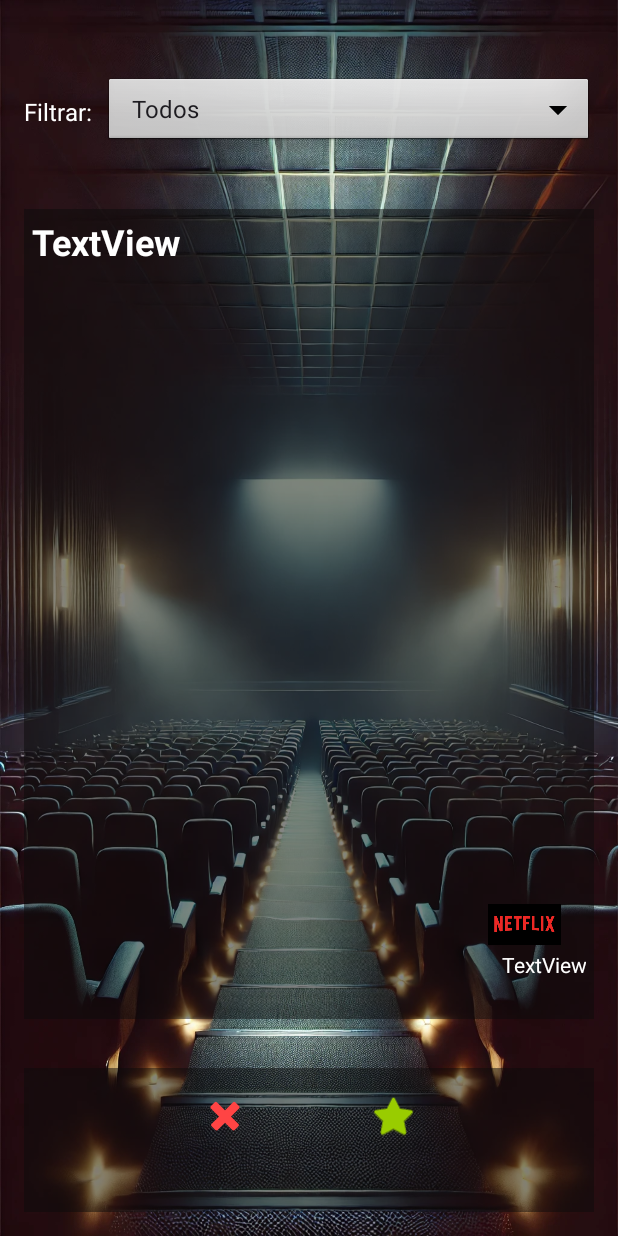
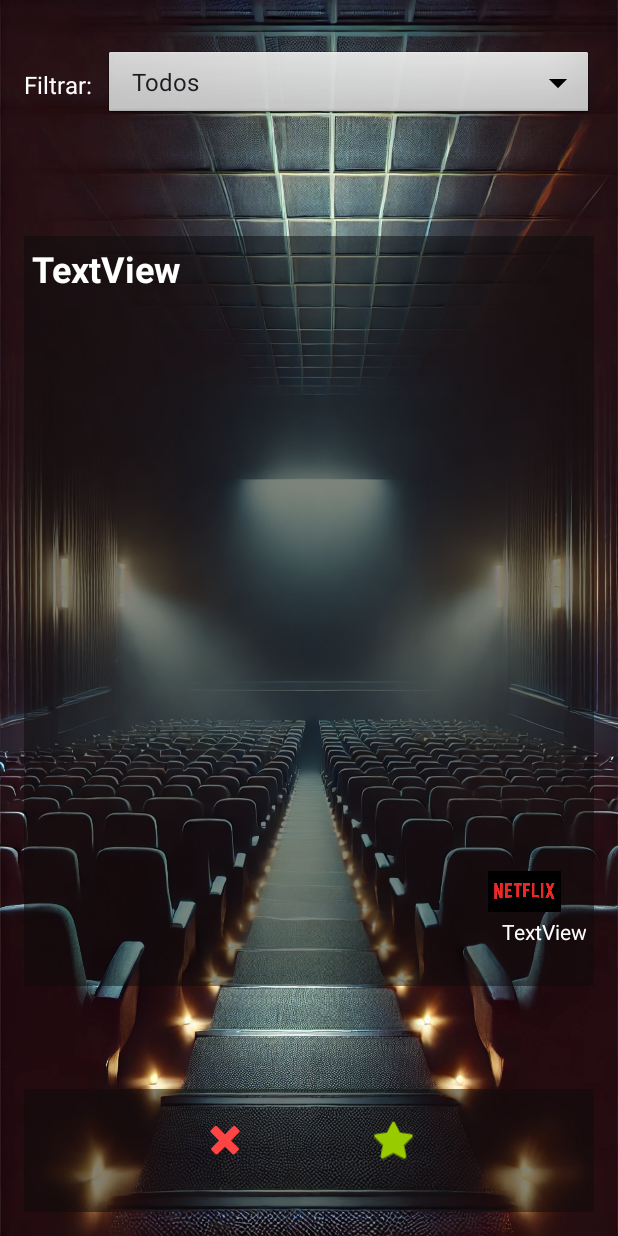
Before and after one commit to josePinillaRos/Filmatcher, an Android app: the PlayMatchActivity screen opened directly, with no data from a screen before it, on a phone screen of 412 x 824 dp. Run offline under Robolectric (Android 15) with nearby library versions, the phone set to English and light mode, and no system bars; our stand-ins replace Firebase (no records; nobody signed in at launch, a user with empty details on screens opened directly), Room's generated code; pictures from the network do not load; 1 statement that could not run was skipped.

Commit message:
Refresh para borrar bbdd local eliminina peliculas de firebase y desactivar giroscopio

```diff
--- a/Filmatcher_v2/app/src/main/java/com/josepinilla/proyectofinal/filmatcher/data/LocalDataSource.kt
+++ b/Filmatcher_v2/app/src/main/java/com/josepinilla/proyectofinal/filmatcher/data/LocalDataSource.kt
@@ -19,4 +19,8 @@ class LocalDataSource(private val watchedMoviesDao: WatchedMoviesDao) {
     suspend fun getWatchedMoviesById(id: Int, providerId: Int, userName: String): List<Result> {
         return watchedMoviesDao.getWatchedMoviesById(id, providerId, userName)
     }
+
+    suspend fun resetMoviesByUser(username: String, providerId: Int) {
+        watchedMoviesDao.resetMoviesByUser(username, providerId)
+    }
 }
--- a/Filmatcher_v2/app/src/main/java/com/josepinilla/proyectofinal/filmatcher/data/WatchedMoviesRoomDB.kt
+++ b/Filmatcher_v2/app/src/main/java/com/josepinilla/proyectofinal/filmatcher/data/WatchedMoviesRoomDB.kt
@@ -32,4 +32,7 @@ interface WatchedMoviesDao {
      */
     @Query("SELECT * FROM watched_movies WHERE id = :id AND providerId = :providerId AND userName = :userName")
     suspend fun getWatchedMoviesById(id: Int, providerId: Int, userName: String): List<Result>
+
+    @Query("DELETE FROM watched_movies WHERE userName = :username AND providerId = :providerId")
+    suspend fun resetMoviesByUser(username: String, providerId: Int)
 }
--- a/Filmatcher_v2/app/src/main/java/com/josepinilla/proyectofinal/filmatcher/ui/login/LoginActivity.kt
+++ b/Filmatcher_v2/app/src/main/java/com/josepinilla/proyectofinal/filmatcher/ui/login/LoginActivity.kt
@@ -1,6 +1,7 @@
 package com.josepinilla.proyectofinal.filmatcher.ui.login
 
 import android.content.Intent
+import android.content.pm.ActivityInfo
 import android.os.Bundle
 import android.widget.Toast
 import androidx.appcompat.app.AppCompatActivity
@@ -34,6 +35,8 @@ class LoginActivity : AppCompatActivity() {
         binding.btnRegister.setOnClickListener {
             startActivity(Intent(this, RegisterActivity::class.java))
         }
+
+        requestedOrientation = ActivityInfo.SCREEN_ORIENTATION_NOSENSOR
     }
 
     private fun checkUserSession() {
--- a/Filmatcher_v2/app/src/main/java/com/josepinilla/proyectofinal/filmatcher/ui/main/MainActivity.kt
+++ b/Filmatcher_v2/app/src/main/java/com/josepinilla/proyectofinal/filmatcher/ui/main/MainActivity.kt
@@ -1,6 +1,7 @@
 package com.josepinilla.proyectofinal.filmatcher.ui.main
 
 import android.content.Intent
+import android.content.pm.ActivityInfo
 import android.os.Bundle
 import android.util.Log
 import android.view.Menu
@@ -38,12 +39,15 @@ class MainActivity : AppCompatActivity() {
         setContentView(binding.root)
 
         setSupportActionBar(binding.toolbar)
+        supportActionBar?.subtitle = getString(R.string.txt_username, currentUsername)
 
         ViewCompat.setOnApplyWindowInsetsListener(binding.root) { v, insets ->
             val systemBars = insets.getInsets(WindowInsetsCompat.Type.systemBars())
             v.setPadding(systemBars.left, systemBars.top, systemBars.right, systemBars.bottom)
             insets
         }
+
+        requestedOrientation = ActivityInfo.SCREEN_ORIENTATION_NOSENSOR
 
         // Mapeo de proveedores con sus IDs
         val providerMap = mapOf(
--- a/Filmatcher_v2/app/src/main/java/com/josepinilla/proyectofinal/filmatcher/ui/register/RegisterActivity.kt
+++ b/Filmatcher_v2/app/src/main/java/com/josepinilla/proyectofinal/filmatcher/ui/register/RegisterActivity.kt
@@ -1,6 +1,7 @@
 package com.josepinilla.proyectofinal.filmatcher.ui.register
 
 import android.content.Intent
+import android.content.pm.ActivityInfo
 import android.os.Bundle
 import android.widget.Toast
 import androidx.appcompat.app.AppCompatActivity
@@ -30,6 +31,8 @@ class RegisterActivity : AppCompatActivity() {
             startActivity(Intent(this, LoginActivity::class.java))
             finish()
         }
+
+        requestedOrientation = ActivityInfo.SCREEN_ORIENTATION_NOSENSOR
     }
 
     private fun registerUser() {
--- a/Filmatcher_v2/app/src/main/res/layout/activity_main.xml
+++ b/Filmatcher_v2/app/src/main/res/layout/activity_main.xml
@@ -22,6 +22,7 @@
             app:menu="@menu/menu_main"
             app:popupTheme="@style/CustomPopupMenu"
             app:title="@string/app_name"
+            app:subtitle="@string/txt_username"
             app:titleTextColor="@color/md_theme_inverseOnSurface_highContrast" />
     </com.google.android.material.appbar.AppBarLayout>
 
--- a/Filmatcher_v2/app/src/main/res/layout/activity_play_match.xml
+++ b/Filmatcher_v2/app/src/main/res/layout/activity_play_match.xml
@@ -1,38 +1,47 @@
-<?xml version="1.0" encoding="utf-8"?>
 <androidx.coordinatorlayout.widget.CoordinatorLayout
     xmlns:android="http://schemas.android.com/apk/res/android"
     xmlns:app="http://schemas.android.com/apk/res-auto"
     xmlns:tools="http://schemas.android.com/tools"
-
     android:layout_width="match_parent"
     android:layout_height="match_parent"
     android:background="@drawable/cine"
     android:fitsSystemWindows="true"
-    android:paddingTop="50dp"
     tools:context=".ui.playmatch.PlayMatchActivity">
+
+    <!-- SwipeRefreshLayout para actualizar el contenido -->
+    <androidx.swiperefreshlayout.widget.SwipeRefreshLayout
+        android:id="@+id/swipeRefresh"
+        android:layout_width="match_parent"
+        android:layout_height="match_parent"
+        android:layout_gravity="top"
+        android:clipToPadding="false">
+
+        <!-- FrameLayout para manejar el padding correctamente -->
+        <FrameLayout
+            android:layout_width="match_parent"
+            android:layout_height="match_parent"
+            android:padding="16dp"
+            android:paddingTop="0dp">
 
             <androidx.constraintlayout.widget.ConstraintLayout
                 android:layout_width="match_parent"
                 android:layout_height="match_parent"
-        android:layout_marginStart="16dp"
-        android:layout_marginEnd="16dp"
-        android:fitsSystemWindows="true"
-        android:padding="16dp"
+                android:layout_gravity="bottom"
                 app:layout_behavior="@string/appbar_scrolling_view_behavior">
 
-        <!-- Contenedor para el TextView y el Spinner en la misma línea -->
+                <!-- Contenedor para el TextView y el Spinner -->
                 <LinearLayout
                     android:id="@+id/filter_container"
                     android:layout_width="match_parent"
                     android:layout_height="wrap_content"
                     android:gravity="center_vertical"
                     android:orientation="horizontal"
+                    android:paddingTop="16dp"
                     android:paddingBottom="8dp"
-            app:layout_constraintTop_toTopOf="parent"
+                    app:layout_constraintEnd_toEndOf="parent"
                     app:layout_constraintStart_toStartOf="parent"
-            app:layout_constraintEnd_toEndOf="parent">
+                    app:layout_constraintTop_toTopOf="parent">
 
-            <!-- Label para el filtro -->
                     <TextView
                         android:id="@+id/tvFilter"
                         android:layout_width="wrap_content"
@@ -42,13 +51,13 @@
                         android:textColor="@android:color/white"
                         android:textSize="16sp" />
 
-            <!-- Spinner para seleccionar género -->
                     <Spinner
                         android:id="@+id/spinnerFilter"
                         android:layout_width="0dp"
                         android:layout_height="wrap_content"
                         android:layout_weight="1"
-                android:background="@android:drawable/btn_dropdown" />
+                        android:background="@android:drawable/btn_dropdown"
+                        android:paddingRight="8dp" />
                 </LinearLayout>
 
                 <!-- Contenedor de la película -->
@@ -57,28 +66,27 @@
                     layout="@layout/item_film"
                     android:layout_width="match_parent"
                     android:layout_height="wrap_content"
-            android:layout_marginTop="16dp"
-            android:layout_marginBottom="16dp"
-            app:layout_constraintTop_toBottomOf="@id/filter_container"
+                    android:layout_marginTop="8dp"
+                    android:layout_marginBottom="8dp"
                     app:layout_constraintBottom_toTopOf="@id/button_container"
                     app:layout_constraintEnd_toEndOf="parent"
-            app:layout_constraintStart_toStartOf="parent" />
+                    app:layout_constraintStart_toStartOf="parent"
+                    app:layout_constraintTop_toBottomOf="@id/filter_container" />
 
-        <!-- Contenedor de los botones en la parte inferior -->
+                <!-- Contenedor de los botones -->
                 <LinearLayout
                     android:id="@+id/button_container"
                     android:layout_width="match_parent"
                     android:layout_height="wrap_content"
-            android:layout_marginBottom="16dp"
                     android:background="@color/md_theme_primary_semi2"
                     android:gravity="center"
                     android:orientation="horizontal"
-            android:paddingBottom="32dp"
+                    android:paddingTop="2dp"
+                    android:paddingBottom="16dp"
                     app:layout_constraintBottom_toBottomOf="parent"
                     app:layout_constraintEnd_toEndOf="parent"
                     app:layout_constraintStart_toStartOf="parent">
 
-            <!-- Botón para rechazar -->
                     <ImageButton
                         android:id="@+id/btnReject"
                         android:layout_width="64dp"
@@ -89,7 +97,6 @@
                         android:src="@android:drawable/ic_delete"
                         app:tint="@android:color/holo_red_light" />
 
-            <!-- Botón para aceptar -->
                     <ImageButton
                         android:id="@+id/btnAccept"
                         android:layout_width="64dp"
@@ -103,4 +110,8 @@
 
             </androidx.constraintlayout.widget.ConstraintLayout>
 
+        </FrameLayout>
+
+    </androidx.swiperefreshlayout.widget.SwipeRefreshLayout>
+
 </androidx.coordinatorlayout.widget.CoordinatorLayout>
--- a/Filmatcher_v2/app/src/main/res/layout/item_film.xml
+++ b/Filmatcher_v2/app/src/main/res/layout/item_film.xml
@@ -27,7 +27,7 @@
     <ImageView
         android:id="@+id/ivImage"
         android:layout_width="match_parent"
-        android:layout_height="386dp"
+        android:layout_height="346dp"
         tools:srcCompat="@tools:sample/avatars" />
 
     <ImageView
--- a/Filmatcher_v2/app/src/main/res/values/strings.xml
+++ b/Filmatcher_v2/app/src/main/res/values/strings.xml
@@ -7,4 +7,5 @@
     <string name="txt_amazon">Amazon Prime</string>
     <string name="txt_reject">Reject</string>
     <string name="txt_accept">Accept</string>
+    <string name="txt_username">Usuario: %s</string>">
 </resources>
```
Also changed, not shown: Filmatcher_v2/app/src/main/java/com/josepinilla/proyectofinal/filmatcher/data/Repository.kt (+11 -0 lines), Filmatcher_v2/app/src/main/java/com/josepinilla/proyectofinal/filmatcher/data/RepositoryFirebase.kt (+12 -0 lines), Filmatcher_v2/app/src/main/java/com/josepinilla/proyectofinal/filmatcher/ui/playmatch/PlayMatchActivity.kt (+68 -1 lines), Filmatcher_v2/app/src/main/java/com/josepinilla/proyectofinal/filmatcher/ui/playmatch/PlayMatchViewModel.kt (+19 -0 lines). Lines whose indentation alone changed are shown as unchanged.
